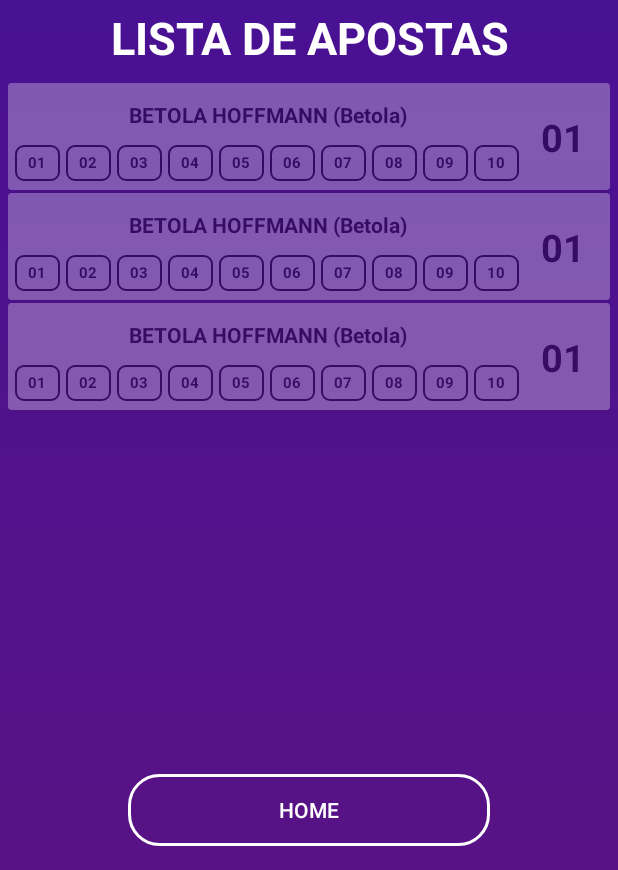
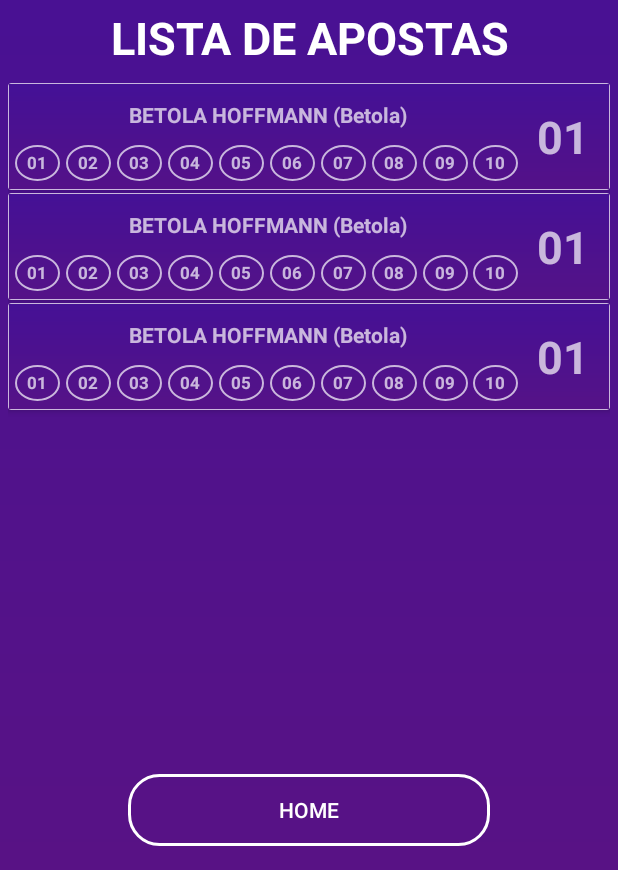
Before and after one commit to CarlosHoff/LotecaAtualizada, an Android app: the layout activity_lista_todas_apostas.xml on its own in the app's theme, with its tools: preview values and no code run, on a phone screen of 412 x 824 dp, the part 366-1236 px from its top. Run offline under Robolectric (Android 15) with nearby library versions, the phone set to English and light mode, and no system bars.

Commit message:
Alterado o design do recycleView de todas as apostas

```diff
--- a/app/src/main/java/com/hoffmann/lotecaatualizada/adapters/ListaDeApostasAdapter.java
+++ b/app/src/main/java/com/hoffmann/lotecaatualizada/adapters/ListaDeApostasAdapter.java
@@ -27,7 +27,7 @@ public class ListaDeApostasAdapter extends RecyclerView.Adapter<ListaDeApostasAd
     @NonNull
     @Override
     public ListaDeApostaViewHolder onCreateViewHolder(@NonNull ViewGroup parent, int viewType) {
-        View itemLista = LayoutInflater.from(context).inflate(R.layout.activity_todas_apostas, parent, false);
+        View itemLista = LayoutInflater.from(context).inflate(R.layout.todas_apostas_2, parent, false);
         return new ListaDeApostaViewHolder(itemLista);
     }
 
--- a/app/src/main/res/drawable/contorno_quadrado.xml
+++ b/app/src/main/res/drawable/contorno_quadrado.xml
@@ -1,6 +1,4 @@
 <?xml version="1.0" encoding="utf-8"?>
-<shape xmlns:android="http://schemas.android.com/apk/res/android" android:shape="rectangle">
-
-    <stroke android:width="1dp" android:color="@color/black"/>
-    <corners android:radius="5dp"/>
+<shape xmlns:android="http://schemas.android.com/apk/res/android" android:shape="oval">
+    <stroke android:width="1dp" android:color="@color/white"/>
 </shape>
--- a/app/src/main/res/layout/activity_lista_todas_apostas.xml
+++ b/app/src/main/res/layout/activity_lista_todas_apostas.xml
@@ -49,7 +49,7 @@
         android:layout_height="350dp"
         android:layout_margin="5dp"
         app:layout_constraintTop_toBottomOf="@+id/texto_aposta_lista"
-        android:alpha="0.3"
+        android:alpha="0.7"
         tools:listitem="@layout/todas_apostas_2"
         tools:layout_editor_absoluteX="10dp" />
 
--- a/app/src/main/res/layout/todas_apostas_2.xml
+++ b/app/src/main/res/layout/todas_apostas_2.xml
@@ -8,18 +8,19 @@
     <RelativeLayout
         android:layout_width="match_parent"
         android:layout_height="70dp"
+        android:background="@drawable/gradient_background"
         android:layout_margin="0.5dp">
 
         <TextView
-            android:id="@+id/classificacao"
+            android:id="@+id/numero_acertos"
             android:layout_width="50dp"
             android:layout_height="60dp"
             android:text="01"
             android:layout_marginTop="5dp"
             android:layout_marginEnd="5dp"
             android:gravity="center"
-            android:textColor="@color/black"
-            android:textSize="25sp"
+            android:textColor="@color/white"
+            android:textSize="30sp"
             android:textStyle="bold"
             android:layout_alignParentEnd="true"/>
 
@@ -27,14 +28,17 @@
             android:id="@+id/nome"
             android:layout_width="match_parent"
             android:layout_height="30dp"
+            android:layout_alignParentStart="true"
+            android:layout_marginStart="5dp"
+            android:layout_marginTop="5dp"
+            android:layout_marginEnd="5dp"
+            android:layout_marginBottom="5dp"
+            android:layout_toLeftOf="@+id/numero_acertos"
+            android:gravity="center"
             android:text="BETOLA HOFFMANN (Betola)"
-            android:layout_margin="5dp"
-            android:gravity="center"
-            android:textColor="@color/black"
+            android:textColor="@color/white"
             android:textSize="14sp"
-            android:textStyle="bold"
-            android:layout_alignParentStart="true"
-            android:layout_toLeftOf="@+id/classificacao"/>
+            android:textStyle="bold" />
 
         <TextView
             android:id="@+id/numero01"
@@ -138,12 +142,12 @@
             android:id="@+id/numero10"
             style="@style/botao_quadrado_cardview"
             android:layout_below="@+id/nome"
-            android:layout_marginEnd="4dp"
+            android:layout_marginEnd="5dp"
             android:gravity="center"
             android:text="10"
             android:layout_alignTop="@+id/numero09"
             android:layout_alignBottom="@+id/numero09"
-            android:layout_toEndOf="@+id/numero09"/>
+            android:layout_toStartOf="@+id/numero_acertos"/>
 
     </RelativeLayout>
 </androidx.cardview.widget.CardView>
--- a/app/src/main/res/values/styles.xml
+++ b/app/src/main/res/values/styles.xml
@@ -44,9 +44,10 @@
         <item name="android:layout_width">30dp</item>
         <item name="android:layout_height">30dp</item>
         <item name="android:background">@drawable/contorno_quadrado</item>
-        <item name="android:textColor">@color/black</item>
+        <item name="android:textColor">@color/white</item>
         <item name="android:textStyle">bold</item>
-        <item name="android:textSize">10sp</item>
+        <item name="android:textSize">11sp</item>
+        <item name="android:layout_weight">1</item>
         <item name="android:gravity">center</item>
     </style>
 
```
